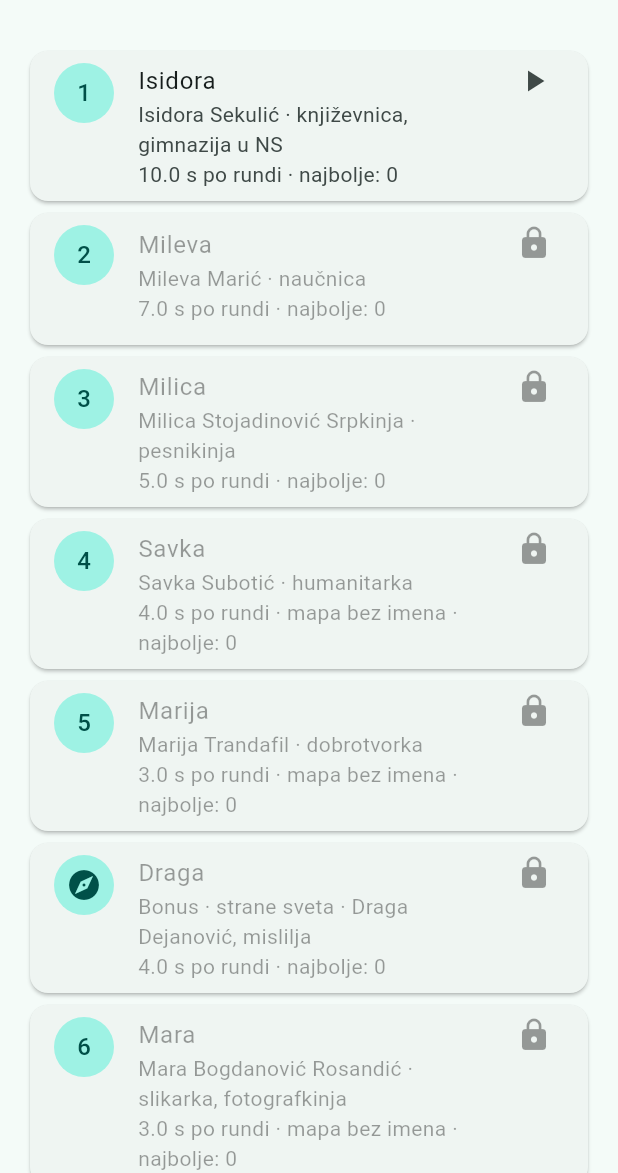
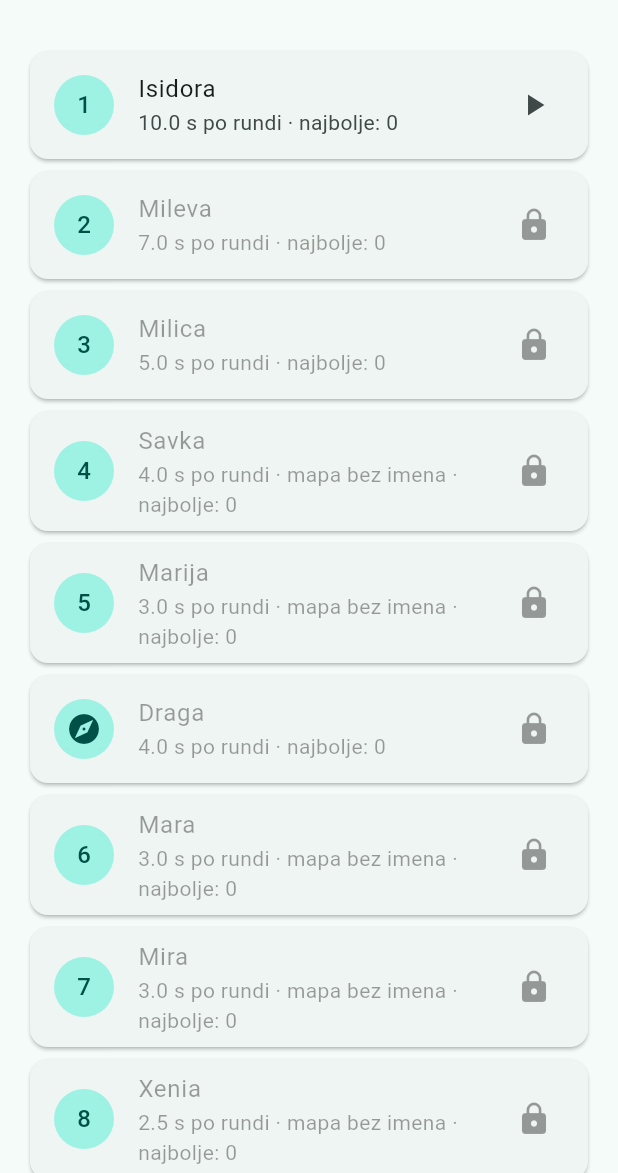
Before and after one commit to Git-FilipPerlic/deliverute, a Flutter app: the screen it shows after launch, on a phone screen of 412 x 824 dp, the part 63-1236 px from its top. Run offline on Flutter 3.47's test engine with Material 3 defaults, Android fonts, the phone set to English and light mode, and no system bars; our stand-ins replace flutter_map, latlong2, shared_preferences.

Commit message:
Nivoi samo sa prvim imenom, bez opisa
Co-Authored-By: Claude Sonnet 5.5 <noreply@anthropic.com>

```diff
--- a/lib/game/level.dart
+++ b/lib/game/level.dart
@@ -15,7 +15,6 @@ class Level {
   final Duration timeLimit; // po rundi; istek vremena = netačno
   final bool labels; // imena ulica na mapi
   final bool nearby; // kvadrati se biraju blizu tačnog
-  final String about; // žena po kojoj je nivo nazvan
   const Level(
     this.number,
     this.title,
@@ -25,7 +24,6 @@ class Level {
     this.labels = true,
     this.nearby = false,
     this.kind = LevelKind.address,
-    this.about = '',
   });
 
   /// Tačnih odgovora (od 10) potrebno za otključavanje sledećeg nivoa.
@@ -45,40 +43,21 @@ class Level {
   }
 
   static const all = <Level>[
-    Level(1, 'Isidora', 1.0, Duration(seconds: 10),
-        about: 'Isidora Sekulić · književnica, gimnazija u NS'),
-    Level(2, 'Mileva', 0.8, Duration(seconds: 7),
-        about: 'Mileva Marić · naučnica'),
-    Level(3, 'Milica', 0.8, Duration(seconds: 5),
-        nearby: true, about: 'Milica Stojadinović Srpkinja · pesnikinja'),
-    Level(4, 'Savka', 0.6, Duration(seconds: 4),
-        labels: false, nearby: true, about: 'Savka Subotić · humanitarka'),
-    Level(5, 'Marija', 0.5, Duration(seconds: 3),
-        labels: false, nearby: true, about: 'Marija Trandafil · dobrotvorka'),
-    Level(6, 'Draga', 1.0, Duration(seconds: 4),
-        kind: LevelKind.compass,
-        about: 'Bonus · strane sveta · Draga Dejanović, mislilja'),
+    Level(1, 'Isidora', 1.0, Duration(seconds: 10)),
+    Level(2, 'Mileva', 0.8, Duration(seconds: 7)),
+    Level(3, 'Milica', 0.8, Duration(seconds: 5), nearby: true),
+    Level(4, 'Savka', 0.6, Duration(seconds: 4), labels: false, nearby: true),
+    Level(5, 'Marija', 0.5, Duration(seconds: 3), labels: false, nearby: true),
+    Level(6, 'Draga', 1.0, Duration(seconds: 4), kind: LevelKind.compass),
     Level(7, 'Mara', 0.45, Duration(seconds: 3),
-        zoom: 14,
-        labels: false,
-        nearby: true,
-        about: 'Mara Bogdanović Rosandić · slikarka, fotografkinja'),
+        zoom: 14, labels: false, nearby: true),
     Level(8, 'Mira', 0.35, Duration(seconds: 3),
-        zoom: 14.5,
-        labels: false,
-        nearby: true,
-        about: 'Mira Banjac · glumica'),
+        zoom: 14.5, labels: false, nearby: true),
     Level(9, 'Xenia', 0.3, Duration(milliseconds: 2500),
-        zoom: 14.5, labels: false, nearby: true, about: 'Nivo 8'),
+        zoom: 14.5, labels: false, nearby: true),
     Level(10, 'Nataša', 0.25, Duration(milliseconds: 2500),
-        zoom: 15,
-        labels: false,
-        nearby: true,
-        about: 'Nataša Bekvalac · pevačica'),
+        zoom: 15, labels: false, nearby: true),
     Level(11, 'Julijana', 0.2, Duration(seconds: 2),
-        zoom: 15,
-        labels: false,
-        nearby: true,
-        about: 'Julijana Ilijić · borkinja za ženska prava'),
+        zoom: 15, labels: false, nearby: true),
   ];
 }
--- a/lib/screens/home_screen.dart
+++ b/lib/screens/home_screen.dart
@@ -27,12 +27,10 @@ class HomeScreen extends StatelessWidget {
                   ),
                   title: Text(level.title),
                   subtitle: Text(
-                    '${level.about}\n'
                     '${level.timeLimit.inMilliseconds / 1000} s po rundi'
                     '${level.labels ? '' : ' · mapa bez imena'}'
                     ' · najbolje: ${progress.bestFor(level.number)}',
                   ),
-                  isThreeLine: true,
                   trailing: level.number <= progress.unlocked
                       ? const Icon(Icons.play_arrow)
                       : const Icon(Icons.lock),
```
